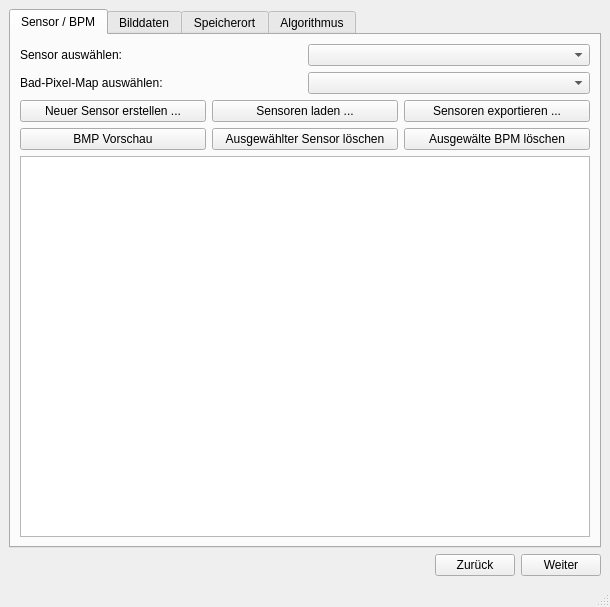
The window that main/resources/base/badPixelMainWindow.ui (TrandyAndy/Bad-Pixel) describes before a commit, drawn with Qt 5.
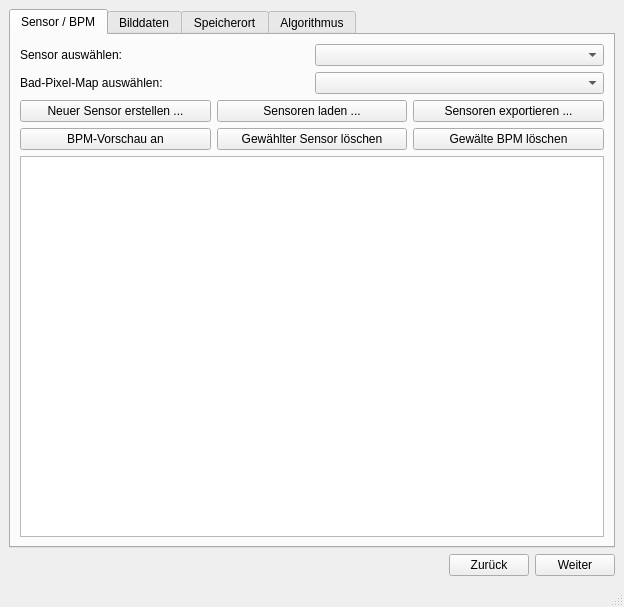
The same window after the commit.

Commit message: Einfache BPMVorschau implementiert, Schriftgröße++

The edit to the form file:
```diff
--- a/main/resources/base/badPixelMainWindow.ui
+++ b/main/resources/base/badPixelMainWindow.ui
@@ -6,7 +6,7 @@
    <rect>
     <x>0</x>
     <y>0</y>
-    <width>610</width>
+    <width>624</width>
     <height>607</height>
    </rect>
   </property>
@@ -95,21 +95,21 @@
             <item>
              <widget class="QPushButton" name="pushButtonBPMVorschau">
               <property name="text">
-               <string>BMP Vorschau</string>
+               <string>BPM-Vorschau an</string>
               </property>
              </widget>
             </item>
             <item>
              <widget class="QPushButton" name="pushButtonBPMSensorLoeschen">
               <property name="text">
-               <string>Ausgewählter Sensor löschen</string>
+               <string>Gewählter Sensor löschen</string>
               </property>
              </widget>
             </item>
             <item>
              <widget class="QPushButton" name="pushButtonBPMBPMLoeschen">
               <property name="text">
-               <string>Ausgewälte BPM löschen</string>
+               <string>Gewälte BPM löschen</string>
               </property>
              </widget>
             </item>
@@ -117,6 +117,11 @@
           </item>
           <item>
            <widget class="QTextEdit" name="textEditBPM">
+            <property name="font">
+             <font>
+              <pointsize>14</pointsize>
+             </font>
+            </property>
             <property name="verticalScrollBarPolicy">
              <enum>Qt::ScrollBarAsNeeded</enum>
             </property>
@@ -127,8 +132,8 @@
              <string>&lt;!DOCTYPE HTML PUBLIC &quot;-//W3C//DTD HTML 4.0//EN&quot; &quot;http://www.w3.org/TR/REC-html40/strict.dtd&quot;&gt;
 &lt;html&gt;&lt;head&gt;&lt;meta name=&quot;qrichtext&quot; content=&quot;1&quot; /&gt;&lt;style type=&quot;text/css&quot;&gt;
 p, li { white-space: pre-wrap; }
-&lt;/style&gt;&lt;/head&gt;&lt;body style=&quot; font-family:'.AppleSystemUIFont'; font-size:13pt; font-weight:400; font-style:normal;&quot;&gt;
-&lt;p style=&quot;-qt-paragraph-type:empty; margin-top:0px; margin-bottom:0px; margin-left:0px; margin-right:0px; -qt-block-indent:0; text-indent:0px;&quot;&gt;&lt;br /&gt;&lt;/p&gt;&lt;/body&gt;&lt;/html&gt;</string>
+&lt;/style&gt;&lt;/head&gt;&lt;body style=&quot; font-family:'.AppleSystemUIFont'; font-size:14pt; font-weight:400; font-style:normal;&quot;&gt;
+&lt;p style=&quot;-qt-paragraph-type:empty; margin-top:0px; margin-bottom:0px; margin-left:0px; margin-right:0px; -qt-block-indent:0; text-indent:0px; font-size:13pt;&quot;&gt;&lt;br /&gt;&lt;/p&gt;&lt;/body&gt;&lt;/html&gt;</string>
             </property>
            </widget>
           </item>
```
Left out of the diff: 2 changed lines with no effect on the pictures. The commit also changes 1 other file.
